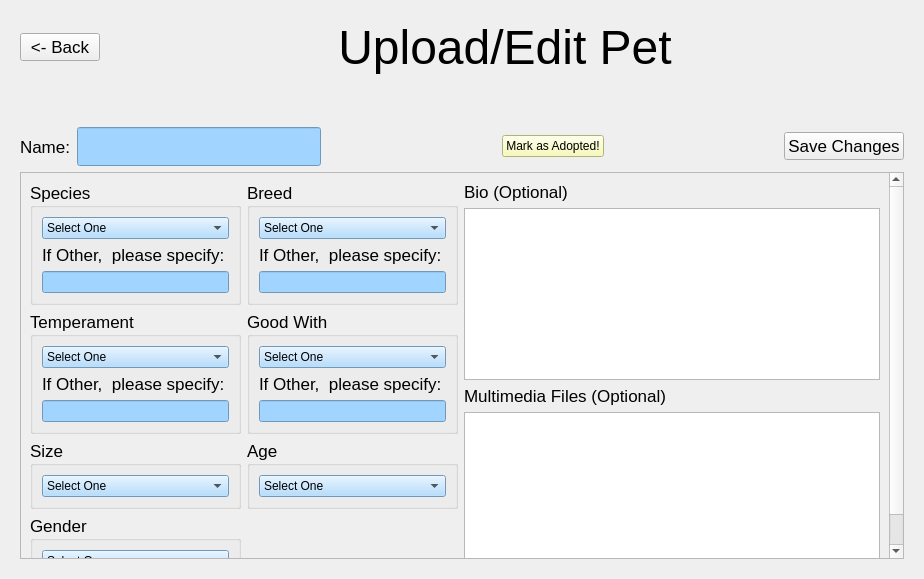
Above: team1_1/GUI/mypets.ui from lee-anh/Adopet before the change. Below: the same form after it.
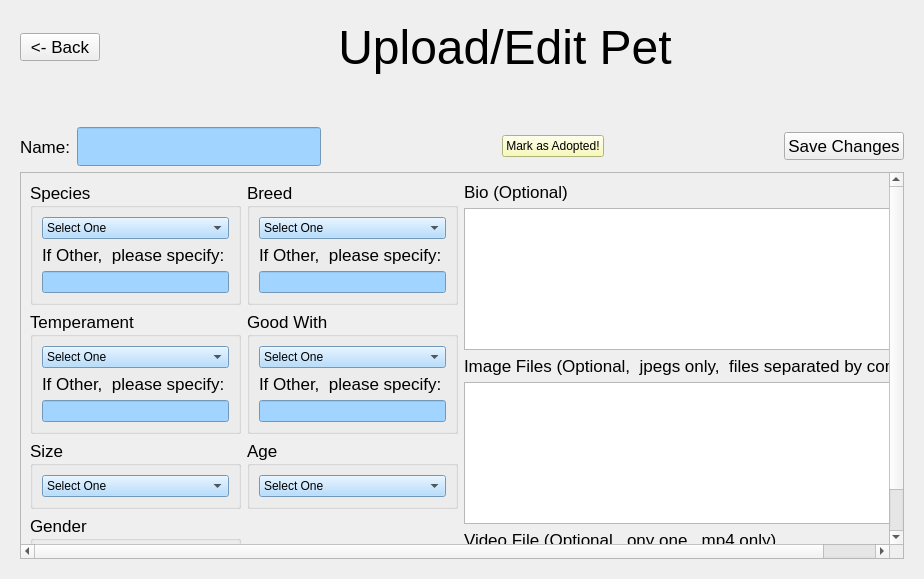
That is the form after the change. The open tabs and pages were chosen to show the change.

The edit to the form file:
```diff
--- a/team1_1/GUI/mypets.ui
+++ b/team1_1/GUI/mypets.ui
@@ -744,7 +744,7 @@
           <property name="geometry">
            <rect>
             <x>0</x>
-            <y>0</y>
+            <y>-65</y>
             <width>859</width>
             <height>434</height>
            </rect>
@@ -1233,13 +1233,23 @@
                <item>
                 <widget class="QLabel" name="label_13">
                  <property name="text">
-                  <string>Multimedia Files (Optional)</string>
+                  <string>Image Files (Optional,  jpegs only,  files separated by commas)</string>
                  </property>
                 </widget>
                </item>
                <item>
                 <widget class="QPlainTextEdit" name="multimediaBox"/>
                </item>
+               <item>
+                <widget class="QLabel" name="label_18">
+                 <property name="text">
+                  <string>Video File (Optional,  ony one,  mp4 only)</string>
+                 </property>
+                </widget>
+               </item>
+               <item>
+                <widget class="QLineEdit" name="videoFile"/>
+               </item>
               </layout>
              </item>
             </layout>
```
Left out of the diff: 2 changed lines with no effect on the pictures.
